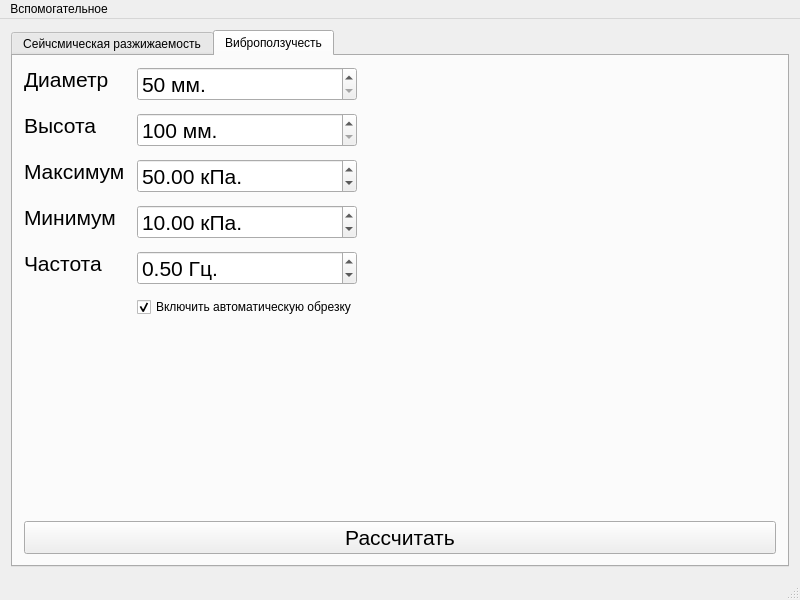
geodryaev/LigaVibroLab, file mainwindow.ui: the form before one commit.
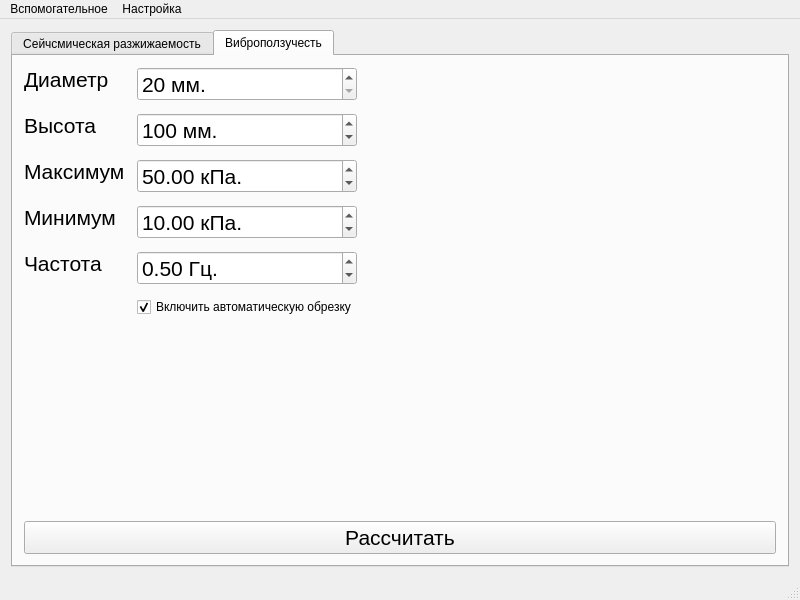
The form after the commit. The open tabs and pages were chosen to show the change. Icons and pictures are not drawn.

Diff of the .ui file:
```diff
--- a/mainwindow.ui
+++ b/mainwindow.ui
@@ -402,7 +402,7 @@
                <string/>
               </property>
               <property name="minimum">
-               <number>50</number>
+               <number>20</number>
               </property>
               <property name="maximum">
                <number>500</number>
@@ -410,6 +410,9 @@
               <property name="singleStep">
                <number>10</number>
               </property>
+              <property name="displayIntegerBase">
+               <number>10</number>
+              </property>
              </widget>
             </item>
             <item row="1" column="0">
@@ -444,7 +447,7 @@
                <string/>
               </property>
               <property name="minimum">
-               <number>100</number>
+               <number>10</number>
               </property>
               <property name="maximum">
                <number>500</number>
@@ -452,6 +455,12 @@
               <property name="singleStep">
                <number>10</number>
               </property>
+              <property name="value">
+               <number>100</number>
+              </property>
+              <property name="displayIntegerBase">
+               <number>10</number>
+              </property>
              </widget>
             </item>
             <item row="2" column="0">
@@ -693,7 +702,14 @@
     </property>
     <addaction name="action"/>
    </widget>
+   <widget class="QMenu" name="menu_2">
+    <property name="title">
+     <string>Настройка</string>
+    </property>
+    <addaction name="action_2"/>
+   </widget>
    <addaction name="menu"/>
+   <addaction name="menu_2"/>
   </widget>
   <widget class="QStatusBar" name="statusBar"/>
   <action name="action">
```
Left out of the diff: 9 changed lines with no effect on the pictures.
